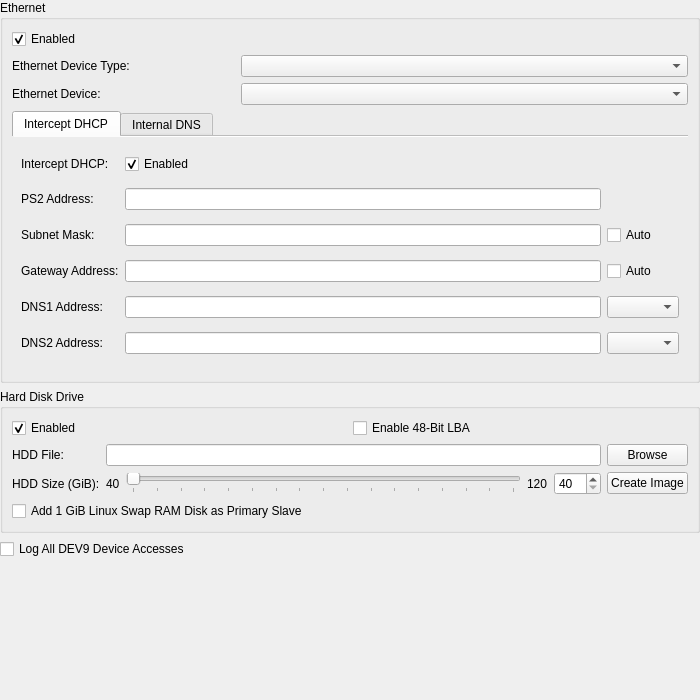
Qt form pcsx2-qt/Settings/DEV9SettingsWidget.ui (maekawa-mugi/pcsx2-basement) before a commit.
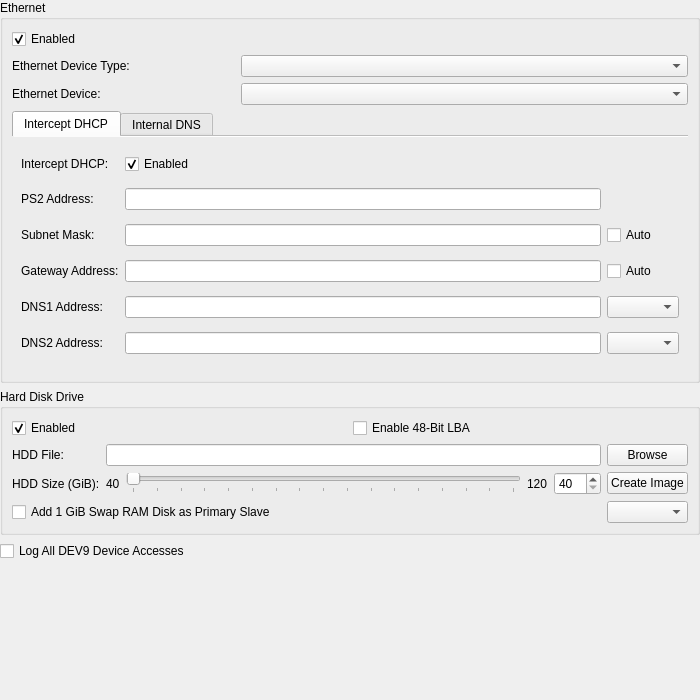
The same form after that commit.

Commit message:
DEV9: ATA WRITE MULTIPLE, STANDBY IMMEDIATE, selectable swap format
Implement WRITE MULTIPLE (0xC5/0x39) with one INTRQ per multiple-sector
block; NetBSD wd issues it for any write over one sector and previously
timed out waiting for DRQ. Accept STANDBY IMMEDIATE (0xE0).

Add HddSwapFormat (Linux/NetBSD) with a combo box beside the swap RAM
disk option (Qt and Big Picture). NetBSD format writes a BSD disklabel
with an FS_SWAP partition b.

Patch:
```diff
--- a/pcsx2-qt/Settings/DEV9SettingsWidget.ui
+++ b/pcsx2-qt/Settings/DEV9SettingsWidget.ui
@@ -409,13 +409,20 @@
         </property>
        </widget>
       </item>
-      <item row="3" column="0" colspan="3">
+      <item row="3" column="0" colspan="2">
        <widget class="QCheckBox" name="hddLinuxSwap">
         <property name="toolTip">
          <string>Adds a volatile 1 GiB RAM disk, preformatted as Linux swap, as the primary ATA slave (/dev/hdb). Its contents are discarded when emulation stops.</string>
         </property>
         <property name="text">
-         <string>Add 1 GiB Linux Swap RAM Disk as Primary Slave</string>
+         <string>Add 1 GiB Swap RAM Disk as Primary Slave</string>
+        </property>
+       </widget>
+      </item>
+      <item row="3" column="2">
+       <widget class="QComboBox" name="hddSwapFormat">
+        <property name="toolTip">
+         <string>Format of the swap RAM disk: an MBR with a Linux swap partition, or a BSD disklabel with a NetBSD swap partition (wd1b).</string>
         </property>
        </widget>
       </item>
```
Left out of the diff: 3 changed lines with no effect on the pictures. The commit also changes 10 other files.
